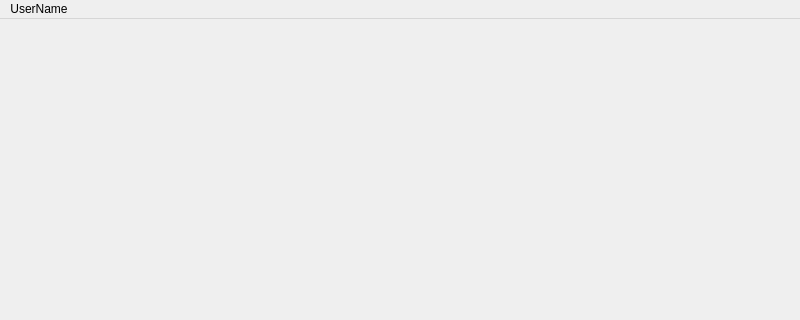
This is Application/Application/mainapplication.ui in abutlerboudakian/future_wallet as Qt 5 draws it before an edit; both pictures show x 0 to 800 and y 0 to 320 of the 800 by 600 pixel window. The edited form follows.
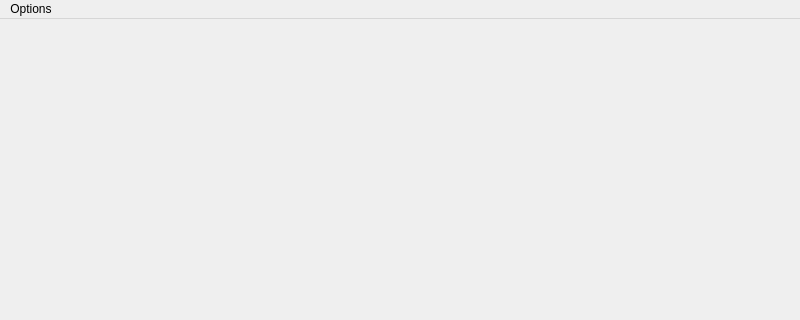
This is the edited form.

Commit message: MenuBar patch -- shows Options instead of userid. Dashboard should show userid

```diff
--- a/Application/Application/mainapplication.ui
+++ b/Application/Application/mainapplication.ui
@@ -26,7 +26,7 @@
    </property>
    <widget class="QMenu" name="UserName">
     <property name="title">
-     <string>UserName</string>
+     <string>Options</string>
     </property>
     <addaction name="AccountPage"/>
     <addaction name="LogOut"/>
```
The commit also changes 6 other files.
